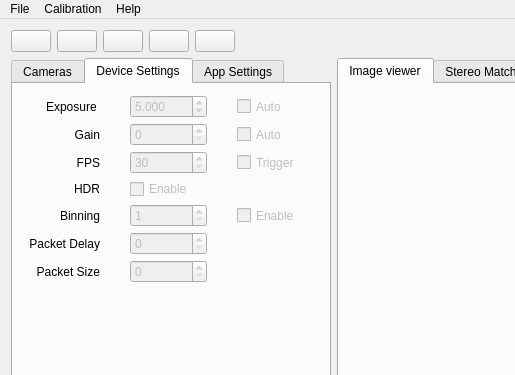
Before: the Qt Designer form src/mainwindow.ui in i3drobotics/stereo-vision-toolkit, drawn with Qt 5; both pictures show x 0 to 515 and y 0 to 375 of the 1200 by 800 pixel window.
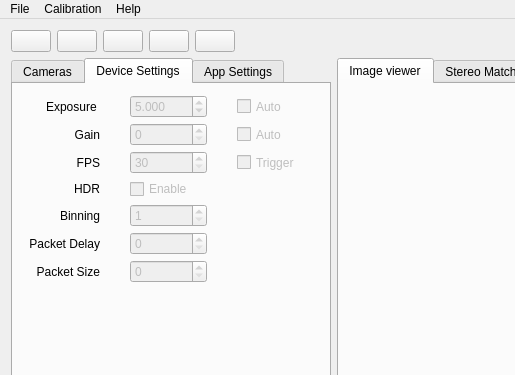
After: the same form once the commit is applied. The open tabs and pages were chosen to show the change.

Commit message: add hide/show active and passive camera settings

Patch:
```diff
--- a/src/mainwindow.ui
+++ b/src/mainwindow.ui
@@ -729,28 +729,6 @@
                    </property>
                   </widget>
                  </item>
-                 <item row="4" column="2">
-                  <widget class="QCheckBox" name="binCheckBox">
-                   <property name="enabled">
-                    <bool>false</bool>
-                   </property>
-                   <property name="sizePolicy">
-                    <sizepolicy hsizetype="Preferred" vsizetype="Preferred">
-                     <horstretch>0</horstretch>
-                     <verstretch>0</verstretch>
-                    </sizepolicy>
-                   </property>
-                   <property name="maximumSize">
-                    <size>
-                     <width>16777215</width>
-                     <height>16777215</height>
-                    </size>
-                   </property>
-                   <property name="text">
-                    <string>Enable</string>
-                   </property>
-                  </widget>
-                 </item>
                  <item row="7" column="2">
                   <spacer name="horizontalSpacer_8">
                    <property name="orientation">
```
Left out of the diff: 2 changed lines with no effect on the pictures. The commit also changes 2 other files.
